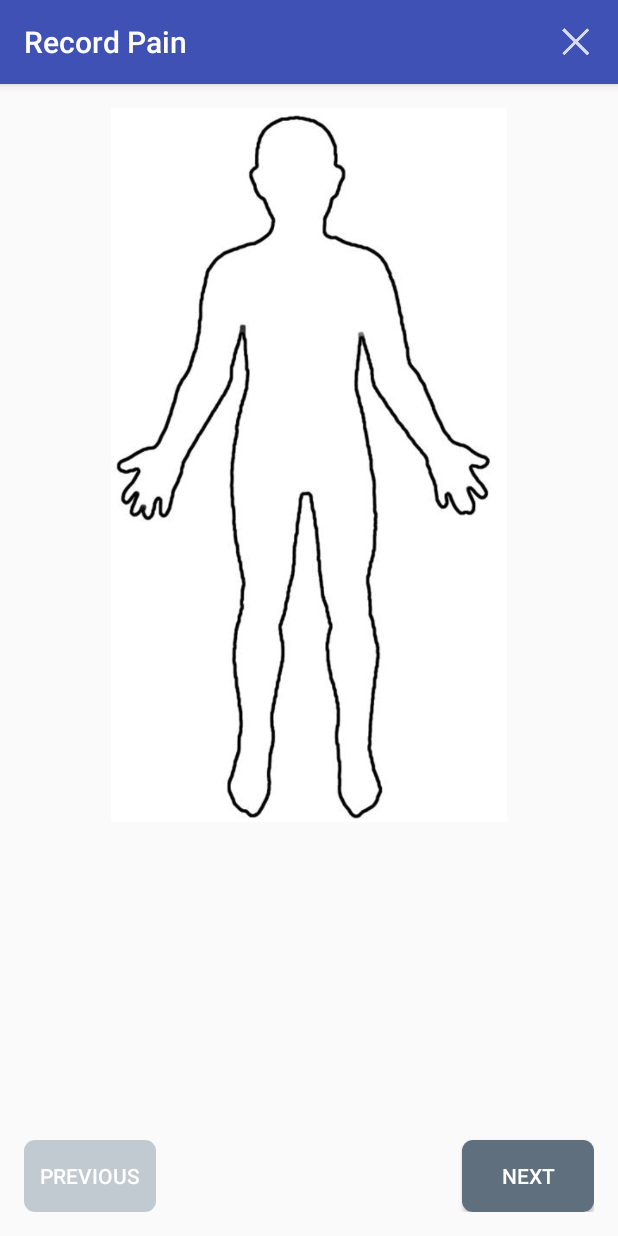
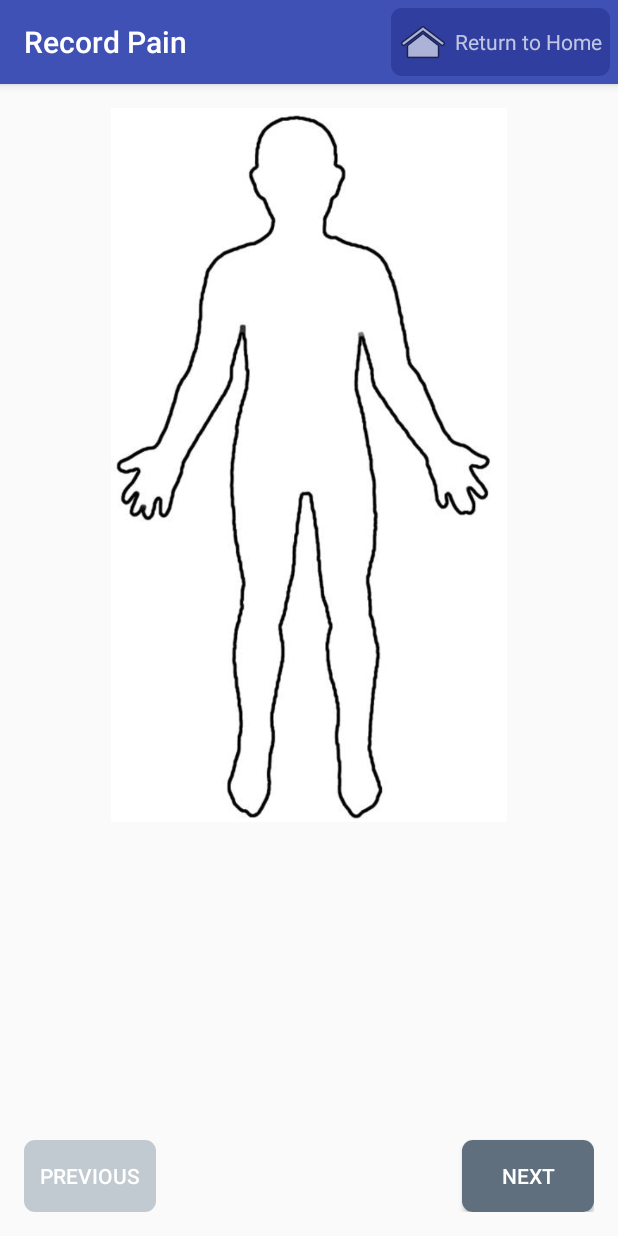
Before and after one commit to randy-acheson/Total-Joint-Replacement, an Android app: the RecordPainActivity screen opened directly, with no data from a screen before it, on a phone screen of 412 x 824 dp. Run offline under Robolectric (Android 15) with nearby library versions, the phone set to English and light mode, and no system bars.

Commit message:
Adds home button to user bar and a base activity

```diff
--- /dev/null
+++ b/app/src/main/java/edu/wpi/total_joint_replacement/activities/BaseActivity.java
@@ -0,0 +1,46 @@
+package edu.wpi.total_joint_replacement.activities;
+
+import android.app.Activity;
+import android.support.v7.app.AppCompatActivity;
+import android.view.Menu;
+import android.view.MenuItem;
+import android.view.View;
+
+import edu.wpi.total_joint_replacement.MainActivity;
+import edu.wpi.total_joint_replacement.R;
+
+/**
+ * Created by Joshua on 12/21/2015.
+ */
+public class BaseActivity extends AppCompatActivity {
+
+    protected boolean requiresConfirmationForExit = false;
+
+    @Override
+    public boolean onCreateOptionsMenu(Menu menu) {
+        // Inflate the menu; this adds items to the action bar if it is present.
+        getMenuInflater().inflate(R.menu.menu_exit, menu);
+        View view = menu.findItem(R.id.status_exit).getActionView();
+        final Activity thisActivity = this;
+        view.setOnClickListener(new View.OnClickListener() {
+            @Override
+            public void onClick(View v) {
+                MainActivity.returnToMainActivity(requiresConfirmationForExit, thisActivity);
+            }
+        });
+        return true;
+    }
+
+    @Override
+    public boolean onOptionsItemSelected(MenuItem item) {
+        // Handle action bar item clicks here. The action bar will
+        // automatically handle clicks on the Home/Up button, so long
+        // as you specify a parent activity in AndroidManifest.xml.
+        int id = item.getItemId();
+        if(id == R.id.status_exit){
+            MainActivity.returnToMainActivity(requiresConfirmationForExit, this);
+        }
+
+        return super.onOptionsItemSelected(item);
+    }
+}
--- a/app/src/main/java/edu/wpi/total_joint_replacement/activities/RecordPainActivity.java
+++ b/app/src/main/java/edu/wpi/total_joint_replacement/activities/RecordPainActivity.java
@@ -14,7 +14,7 @@ import edu.wpi.total_joint_replacement.fragments.PainValueFragment;
 import edu.wpi.total_joint_replacement.fragments.StiffnessValueFragment;
 import edu.wpi.total_joint_replacement.tools.*;
 
-public class RecordPainActivity extends AppCompatActivity {
+public class RecordPainActivity extends BaseActivity {
 
     /**
      * The pager widget, which handles animation and allows swiping horizontally to access previous
@@ -63,28 +63,6 @@ public class RecordPainActivity extends AppCompatActivity {
 
 
 
-    @Override
-    public boolean onCreateOptionsMenu(Menu menu) {
-        // Inflate the menu; this adds items to the action bar if it is present.
-
-        super.onCreateOptionsMenu(menu);
-        getMenuInflater().inflate(R.menu.menu_exit, menu);
-        return true;
-    }
-
-    @Override
-    public boolean onOptionsItemSelected(MenuItem item) {
-        // Handle action bar item clicks here. The action bar will
-        // automatically handle clicks on the Home/Up button, so long
-        // as you specify a parent activity in AndroidManifest.xml.
-        int id = item.getItemId();
-        if(id == R.id.status_exit){
-            MainActivity.returnToMainActivity(true, this);
-        }
-
-        return super.onOptionsItemSelected(item);
-    }
-
     public void nextButtonClick(View v) {
         if(mPager.isOnLastPage()) {
             submit();
--- /dev/null
+++ b/app/src/main/res/drawable-xhdpi/home_button.xml
@@ -0,0 +1,15 @@
+<?xml version="1.0" encoding="utf-8"?>
+<selector xmlns:android="http://schemas.android.com/apk/res/android">
+
+
+    <item android:left="6dp" android:right="6dp" android:top="6dp" android:bottom="6dp">
+        <shape xmlns:android="http://schemas.android.com/apk/res/android">
+            <solid android:color="@color/colorPrimaryDark"/>
+            <corners
+                android:radius="7dp"
+                />
+        </shape>
+    </item>
+
+
+</selector>
--- /dev/null
+++ b/app/src/main/res/layout/home_button.xml
@@ -0,0 +1,28 @@
+<LinearLayout xmlns:android="http://schemas.android.com/apk/res/android"
+    android:orientation="horizontal"
+    android:layout_width="match_parent"
+    android:layout_height="match_parent">
+
+    <LinearLayout xmlns:android="http://schemas.android.com/apk/res/android"
+        android:orientation="horizontal"
+        android:layout_width="match_parent"
+        android:layout_height="match_parent"
+        android:background="@drawable/home_button"
+        android:layout_margin="5dp">
+        <ImageView
+            android:layout_width="match_parent"
+            android:layout_height="match_parent"
+            android:paddingLeft="5dp"
+            android:gravity="center"
+            android:src="@drawable/ic_menu_home"
+            android:contentDescription="Returns to the home page"
+            />
+        <TextView
+            android:layout_width="match_parent"
+            android:layout_height="match_parent"
+            android:paddingRight="5dp"
+            android:paddingLeft="5dp"
+            android:gravity="center"
+            android:text="Return to Home"/>
+    </LinearLayout>
+</LinearLayout>
--- a/app/src/main/res/menu/menu_exit.xml
+++ b/app/src/main/res/menu/menu_exit.xml
@@ -1,7 +1,9 @@
 <menu xmlns:android="http://schemas.android.com/apk/res/android"
     xmlns:app="http://schemas.android.com/apk/res-auto">
     <item android:id="@+id/status_exit"
-        android:icon="@drawable/ic_action_cancel"
-        android:title="@string/exit_button_text"
-        app:showAsAction="always" />
+        android:title="Home"
+        app:actionLayout="@layout/home_button"
+        android:orderInCategory="50"
+        app:showAsAction="always"
+        />
 </menu>
--- a/app/src/main/res/values/colors.xml
+++ b/app/src/main/res/values/colors.xml
@@ -8,4 +8,5 @@
     <color name="default_button_color_pressed">#5F6F7E</color>
     <color name="default_button_color_disabled">#C2CAD1</color>
     <color name="default_button_text_color">#FFFFFF</color>
+    <color name="home_button_color">#FFFFFF</color>
 </resources>
```
Also changed, not shown: app/src/main/java/edu/wpi/total_joint_replacement/activities/RecordActivityActivity.java (+1 -26 lines), app/src/main/java/edu/wpi/total_joint_replacement/activities/RecordPainActivityTabbed.java (+2 -22 lines), app/src/main/res/layout/layout_bottom.xml (+2 -11 lines), app/src/main/res/drawable-hdpi/ic_menu_home.png (added), app/src/main/res/drawable-mdpi/ic_menu_home.png (added), app/src/main/res/drawable-xhdpi/ic_menu_home.png (added), app/src/main/res/drawable-xxhdpi/ic_menu_home.png (added).
